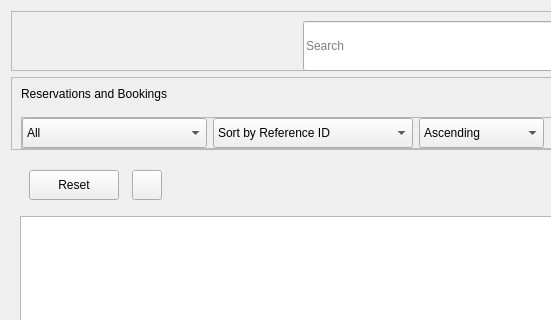
Qt form ui_files/reservation_page.ui (xbryan25/hotel-management-system) before a commit; both pictures show x 0 to 551 and y 0 to 320 of the 1030 by 750 pixel window.
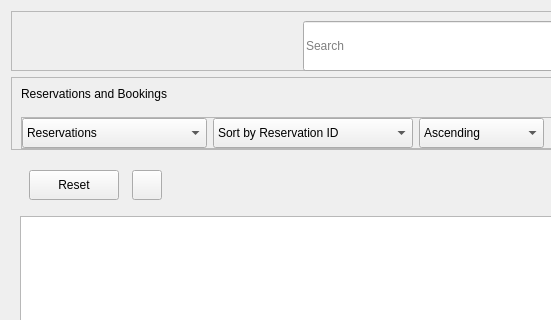
The same form after that commit.

Commit message: feat(reservation_page): connect changes made in sort_by, sort_type, and view_type comboboxes to reservations_table_view

```diff
--- a/ui_files/reservation_page.ui
+++ b/ui_files/reservation_page.ui
@@ -460,11 +460,6 @@
            <property name="cursor">
             <cursorShape>PointingHandCursor</cursorShape>
            </property>
-           <item>
-            <property name="text">
-             <string>All</string>
-            </property>
-           </item>
            <item>
             <property name="text">
              <string>Reservations</string>
@@ -505,7 +500,7 @@
            </property>
            <item>
             <property name="text">
-             <string>Sort by Reference ID</string>
+             <string>Sort by Reservation ID</string>
             </property>
            </item>
            <item>
```
Left out of the diff: 14 changed lines with no effect on the pictures. The commit also changes 6 other files.
